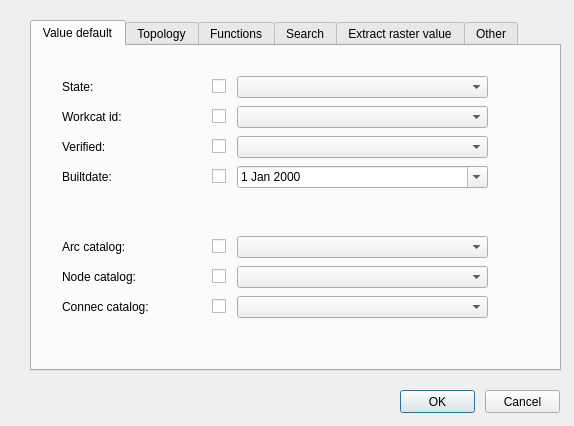
Giswater/giswater_qgis_plugin, file ui/config.ui: the form before one commit.
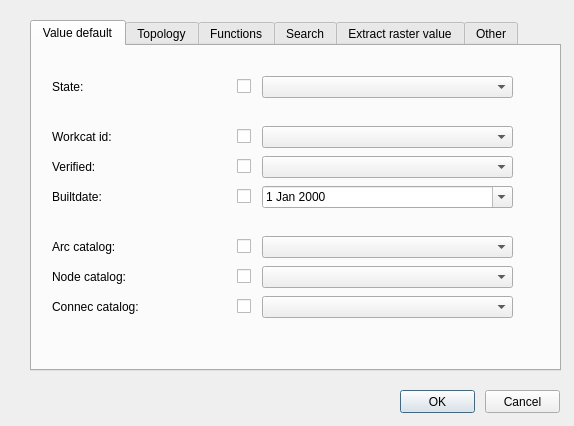
The form after the commit. The open tabs and pages were chosen to show the change.

```diff
--- a/ui/config.ui
+++ b/ui/config.ui
@@ -58,8 +58,8 @@
     <widget class="QLabel" name="label_workcat_id">
      <property name="geometry">
       <rect>
-       <x>30</x>
-       <y>60</y>
+       <x>20</x>
+       <y>80</y>
        <width>141</width>
        <height>22</height>
       </rect>
@@ -94,7 +94,7 @@
     <widget class="QLabel" name="label_state">
      <property name="geometry">
       <rect>
-       <x>30</x>
+       <x>20</x>
        <y>30</y>
        <width>141</width>
        <height>22</height>
@@ -130,8 +130,8 @@
     <widget class="QLabel" name="label_workcat_id_end">
      <property name="geometry">
       <rect>
-       <x>30</x>
-       <y>90</y>
+       <x>20</x>
+       <y>110</y>
        <width>141</width>
        <height>22</height>
       </rect>
@@ -166,8 +166,8 @@
     <widget class="QLabel" name="label_workcat_id_end_2">
      <property name="geometry">
       <rect>
-       <x>30</x>
-       <y>120</y>
+       <x>20</x>
+       <y>140</y>
        <width>141</width>
        <height>22</height>
       </rect>
@@ -202,7 +202,7 @@
     <widget class="QComboBox" name="state_vdefault">
      <property name="geometry">
       <rect>
-       <x>205</x>
+       <x>230</x>
        <y>30</y>
        <width>251</width>
        <height>22</height>
@@ -212,8 +212,8 @@
     <widget class="QComboBox" name="workcat_vdefault">
      <property name="geometry">
       <rect>
-       <x>205</x>
-       <y>60</y>
+       <x>230</x>
+       <y>80</y>
        <width>251</width>
        <height>22</height>
       </rect>
@@ -222,8 +222,8 @@
     <widget class="QComboBox" name="verified_vdefault">
      <property name="geometry">
       <rect>
-       <x>205</x>
-       <y>90</y>
+       <x>230</x>
+       <y>110</y>
        <width>251</width>
        <height>22</height>
       </rect>
@@ -232,8 +232,8 @@
     <widget class="QDateEdit" name="builtdate_vdefault">
      <property name="geometry">
       <rect>
-       <x>205</x>
-       <y>120</y>
+       <x>230</x>
+       <y>140</y>
        <width>251</width>
        <height>22</height>
       </rect>
@@ -245,7 +245,7 @@
     <widget class="QLabel" name="label_workcat_id_2">
      <property name="geometry">
       <rect>
-       <x>30</x>
+       <x>20</x>
        <y>190</y>
        <width>141</width>
        <height>22</height>
@@ -281,7 +281,7 @@
     <widget class="QComboBox" name="arccat_vdefault">
      <property name="geometry">
       <rect>
-       <x>205</x>
+       <x>230</x>
        <y>190</y>
        <width>251</width>
        <height>22</height>
@@ -291,7 +291,7 @@
     <widget class="QLabel" name="label_workcat_id_3">
      <property name="geometry">
       <rect>
-       <x>30</x>
+       <x>20</x>
        <y>220</y>
        <width>141</width>
        <height>22</height>
@@ -327,7 +327,7 @@
     <widget class="QComboBox" name="nodecat_vdefault">
      <property name="geometry">
       <rect>
-       <x>205</x>
+       <x>230</x>
        <y>220</y>
        <width>251</width>
        <height>22</height>
@@ -337,7 +337,7 @@
     <widget class="QLabel" name="label_workcat_id_4">
      <property name="geometry">
       <rect>
-       <x>30</x>
+       <x>20</x>
        <y>250</y>
        <width>141</width>
        <height>22</height>
@@ -373,7 +373,7 @@
     <widget class="QComboBox" name="connecat_vdefault">
      <property name="geometry">
       <rect>
-       <x>205</x>
+       <x>230</x>
        <y>250</y>
        <width>251</width>
        <height>22</height>
@@ -383,7 +383,7 @@
     <widget class="QCheckBox" name="chk_arccat_vdefault">
      <property name="geometry">
       <rect>
-       <x>180</x>
+       <x>205</x>
        <y>190</y>
        <width>20</width>
        <height>21</height>
@@ -396,7 +396,7 @@
     <widget class="QCheckBox" name="chk_nodecat_vdefault">
      <property name="geometry">
       <rect>
-       <x>180</x>
+       <x>205</x>
        <y>220</y>
        <width>20</width>
        <height>21</height>
@@ -409,7 +409,7 @@
     <widget class="QCheckBox" name="chk_connecat_vdefault">
      <property name="geometry">
       <rect>
-       <x>180</x>
+       <x>205</x>
        <y>250</y>
        <width>20</width>
        <height>21</height>
@@ -422,8 +422,8 @@
     <widget class="QCheckBox" name="chk_workcat_vdefault">
      <property name="geometry">
       <rect>
-       <x>180</x>
-       <y>60</y>
+       <x>205</x>
+       <y>80</y>
        <width>20</width>
        <height>21</height>
       </rect>
@@ -435,8 +435,8 @@
     <widget class="QCheckBox" name="chk_cverified_vdefault">
      <property name="geometry">
       <rect>
-       <x>180</x>
-       <y>90</y>
+       <x>205</x>
+       <y>110</y>
        <width>20</width>
        <height>21</height>
       </rect>
@@ -448,7 +448,7 @@
     <widget class="QCheckBox" name="chk_state_vdefault">
      <property name="geometry">
       <rect>
-       <x>180</x>
+       <x>205</x>
        <y>30</y>
        <width>20</width>
        <height>21</height>
@@ -461,8 +461,8 @@
     <widget class="QCheckBox" name="chk_builtdate_vdefault">
      <property name="geometry">
       <rect>
-       <x>180</x>
-       <y>120</y>
+       <x>205</x>
+       <y>140</y>
        <width>20</width>
        <height>21</height>
       </rect>
```
Left out of the diff: 2 changed lines with no effect on the pictures.
